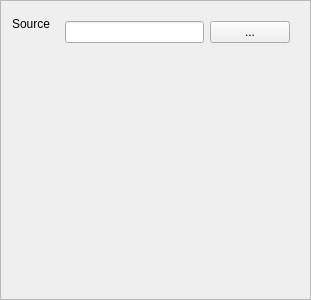
First picture: the form in qteditor/QtEditor/renderable_widget.ui, repository nem0/LumixEngine, before the edit.
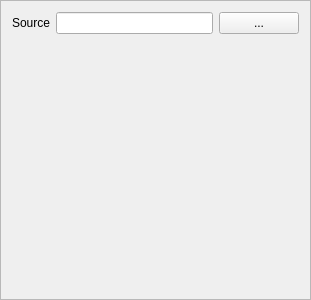
Second picture: the form after the edit.

Patch:
```diff
--- a/qteditor/QtEditor/renderable_widget.ui
+++ b/qteditor/QtEditor/renderable_widget.ui
@@ -33,6 +33,21 @@
    <item row="1" column="1">
     <widget class="QWidget" name="source" native="true">
      <layout class="QHBoxLayout" name="horizontalLayout">
+      <property name="spacing">
+       <number>6</number>
+      </property>
+      <property name="leftMargin">
+       <number>0</number>
+      </property>
+      <property name="topMargin">
+       <number>0</number>
+      </property>
+      <property name="rightMargin">
+       <number>0</number>
+      </property>
+      <property name="bottomMargin">
+       <number>0</number>
+      </property>
       <item>
        <widget class="QLineEdit" name="sourceEdit"/>
       </item>
```
